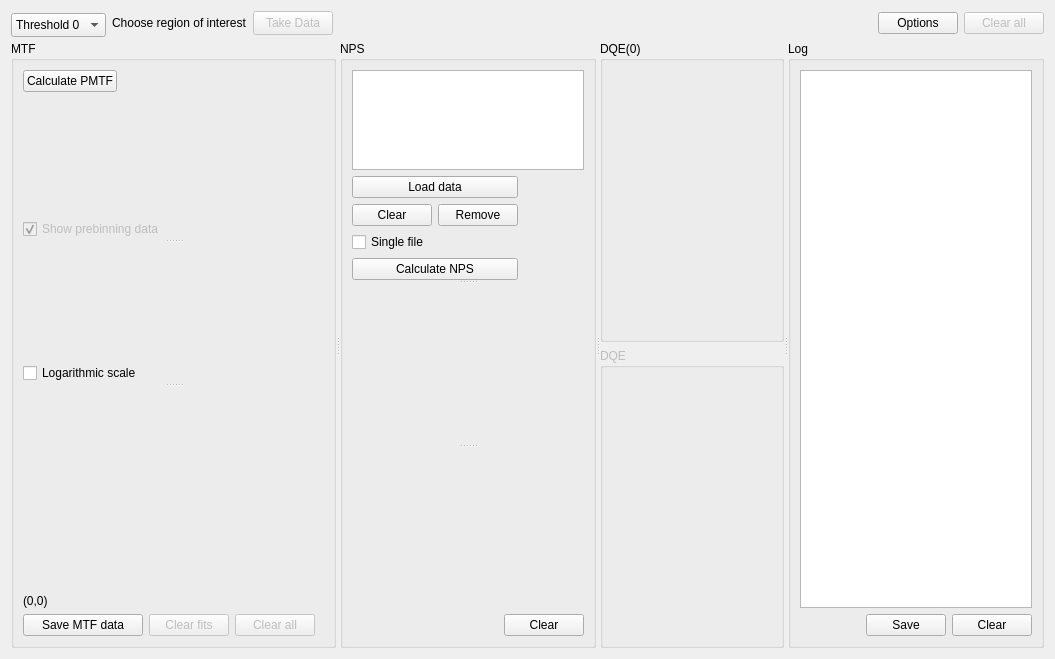
This is SpidrMpx3Eq/qcstmdqe.ui in navrit/dexter as Qt 5 draws it before an edit. The edited form follows.
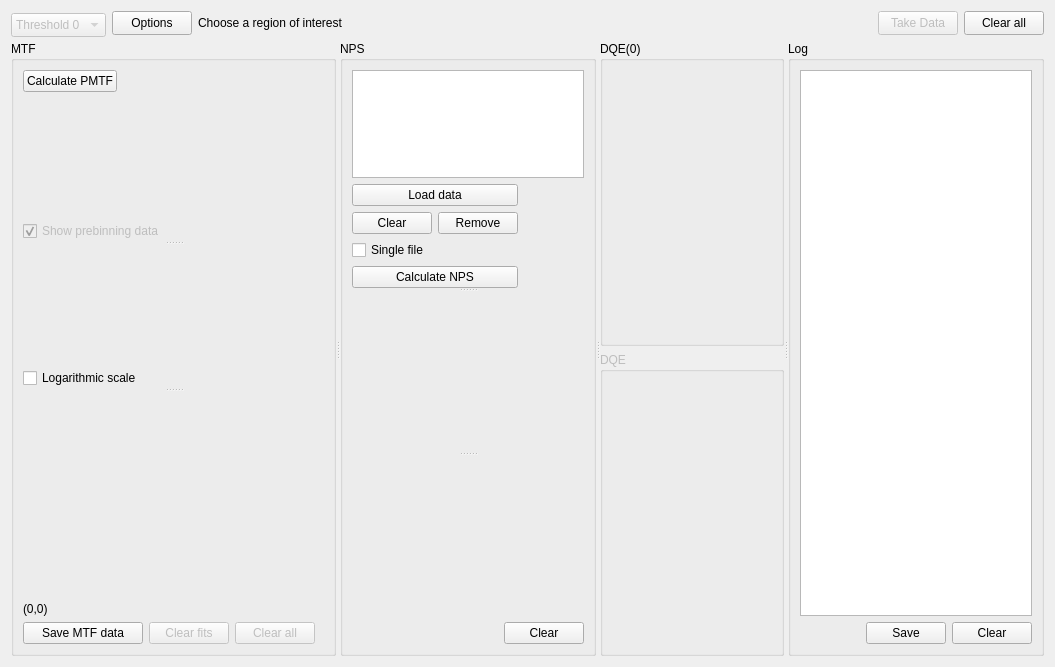
This is the edited form. Custom widgets are drawn as their Qt base class.

Commit message: Adding options + working on making them functional

```diff
--- a/SpidrMpx3Eq/qcstmdqe.ui
+++ b/SpidrMpx3Eq/qcstmdqe.ui
@@ -7,7 +7,7 @@
     <x>0</x>
     <y>0</y>
     <width>1055</width>
-    <height>627</height>
+    <height>667</height>
    </rect>
   </property>
   <property name="windowTitle">
@@ -18,6 +18,9 @@
     <layout class="QHBoxLayout" name="horizontalLayout_4">
      <item>
       <widget class="QComboBox" name="comboBox">
+       <property name="enabled">
+        <bool>false</bool>
+       </property>
        <property name="sizePolicy">
         <sizepolicy hsizetype="Minimum" vsizetype="Fixed">
          <horstretch>0</horstretch>
@@ -61,6 +64,19 @@
        </item>
       </widget>
      </item>
+     <item>
+      <widget class="QPushButton" name="optionsPushButton">
+       <property name="minimumSize">
+        <size>
+         <width>0</width>
+         <height>24</height>
+        </size>
+       </property>
+       <property name="text">
+        <string>Options</string>
+       </property>
+      </widget>
+     </item>
      <item>
       <widget class="QLabel" name="regionLabel">
        <property name="maximumSize">
@@ -75,29 +91,7 @@
         </font>
        </property>
        <property name="text">
-        <string>Choose region of interest</string>
-       </property>
-      </widget>
-     </item>
-     <item>
-      <widget class="QPushButton" name="takeDataPushButton">
-       <property name="enabled">
-        <bool>false</bool>
-       </property>
-       <property name="minimumSize">
-        <size>
-         <width>0</width>
-         <height>24</height>
-        </size>
-       </property>
-       <property name="maximumSize">
-        <size>
-         <width>16777215</width>
-         <height>23</height>
-        </size>
-       </property>
-       <property name="text">
-        <string>Take Data</string>
+        <string>Choose a region of interest</string>
        </property>
       </widget>
      </item>
@@ -121,16 +115,37 @@
       </spacer>
      </item>
      <item>
-      <widget class="QPushButton" name="optionsPushButton">
+      <widget class="QPushButton" name="takeDataPushButton">
+       <property name="enabled">
+        <bool>false</bool>
+       </property>
+       <property name="minimumSize">
+        <size>
+         <width>0</width>
+         <height>24</height>
+        </size>
+       </property>
+       <property name="maximumSize">
+        <size>
+         <width>16777215</width>
+         <height>23</height>
+        </size>
+       </property>
        <property name="text">
-        <string>Options</string>
+        <string>Take Data</string>
        </property>
       </widget>
      </item>
      <item>
       <widget class="QPushButton" name="pushButton">
        <property name="enabled">
-        <bool>false</bool>
+        <bool>true</bool>
+       </property>
+       <property name="minimumSize">
+        <size>
+         <width>0</width>
+         <height>24</height>
+        </size>
        </property>
        <property name="text">
         <string>Clear all</string>
```
Left out of the diff: 2 changed lines with no effect on the pictures. The commit also changes 7 other files.
